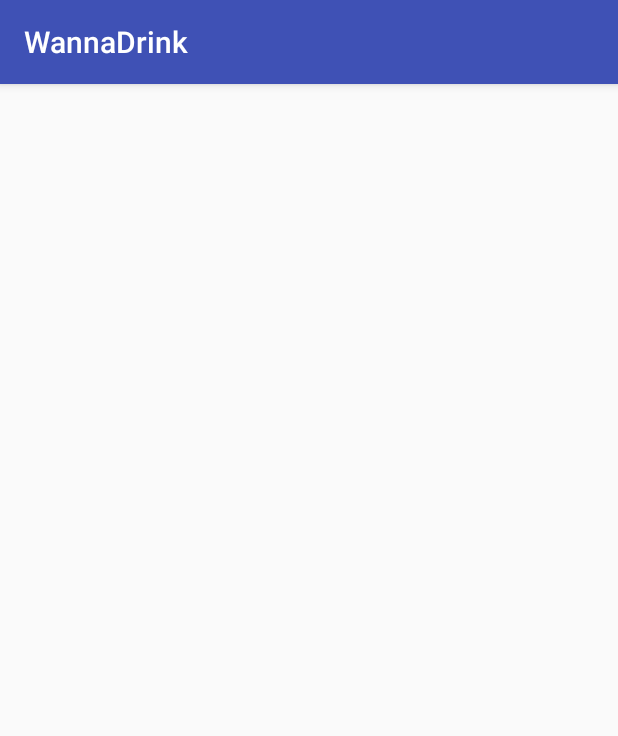
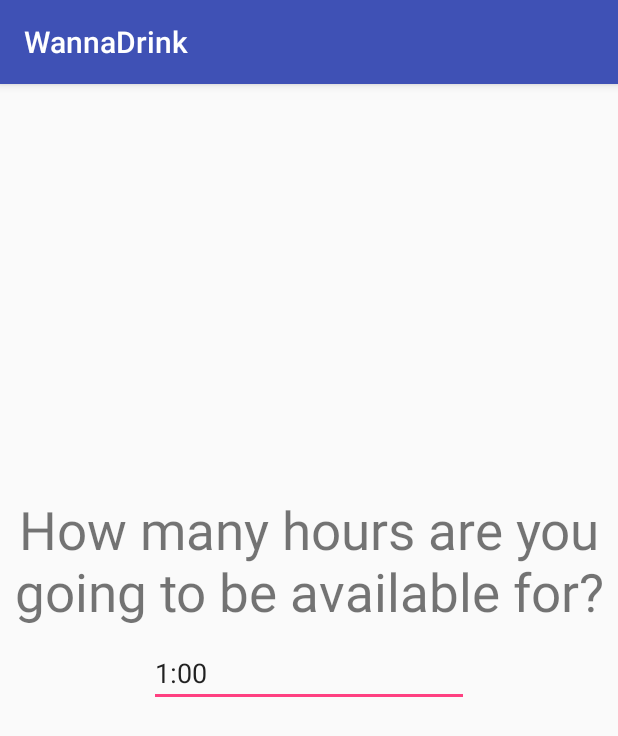
Before and after one commit to mandinga90/WannaDrink, an Android app: the AvailibilityActivity screen opened directly, with no data from a screen before it, on a phone screen of 412 x 824 dp. Shown: the top 736 px of the screen. Run offline under Robolectric (Android 15) with nearby library versions, the phone set to English and light mode, and no system bars.

Commit message:
AvailabilityActivity standard time

```diff
--- a/app/src/main/java/com/wanna_drink/wannadrink/TakePhotoActivity.java
+++ b/app/src/main/java/com/wanna_drink/wannadrink/TakePhotoActivity.java
@@ -55,6 +55,7 @@ public class TakePhotoActivity extends AppCompatActivity {
             imageBitmap.compress(Bitmap.CompressFormat.PNG, 100, stream);
             byte[] byteArray = stream.toByteArray();
             saveImageInSharedPref(byteArray);
+            startActivity(new Intent(TakePhotoActivity.this, AvailibilityActivity.class));
         }
     }
 
--- a/app/src/main/res/layout/activity_availibility.xml
+++ b/app/src/main/res/layout/activity_availibility.xml
@@ -6,4 +6,34 @@
     android:layout_height="match_parent"
     tools:context="com.wanna_drink.wannadrink.AvailibilityActivity">
 
+    <TextView
+        android:id="@+id/textView2"
+        android:layout_width="wrap_content"
+        android:layout_height="wrap_content"
+        android:layout_marginBottom="8dp"
+        android:layout_marginEnd="8dp"
+        android:layout_marginStart="8dp"
+        android:layout_marginTop="8dp"
+        android:text="How many hours are you going to be available for?"
+        android:textAlignment="center"
+        android:textSize="35sp"
+        app:layout_constraintBottom_toBottomOf="parent"
+        app:layout_constraintEnd_toEndOf="parent"
+        app:layout_constraintStart_toStartOf="parent"
+        app:layout_constraintTop_toTopOf="parent"
+        app:layout_constraintVertical_bias="0.39999998" />
+
+    <EditText
+        android:id="@+id/ed_availability"
+        android:layout_width="wrap_content"
+        android:layout_height="wrap_content"
+        android:layout_marginEnd="8dp"
+        android:layout_marginStart="8dp"
+        android:layout_marginTop="8dp"
+        android:ems="10"
+        android:inputType="time"
+        android:text="1:00"
+        app:layout_constraintEnd_toEndOf="parent"
+        app:layout_constraintStart_toStartOf="parent"
+        app:layout_constraintTop_toBottomOf="@+id/textView2" />
 </android.support.constraint.ConstraintLayout>
--- a/app/src/main/res/layout/activity_main.xml
+++ b/app/src/main/res/layout/activity_main.xml
@@ -53,7 +53,7 @@
         app:layout_constraintBottom_toBottomOf="parent"
         app:layout_constraintEnd_toEndOf="parent"
         app:layout_constraintStart_toStartOf="parent"
-        app:layout_constraintTop_toBottomOf="@+id/editText"
+        app:layout_constraintTop_toBottomOf="@+id/ed_availability"
         app:layout_constraintVertical_bias="0.0" />
 
 </android.support.constraint.ConstraintLayout>
```
